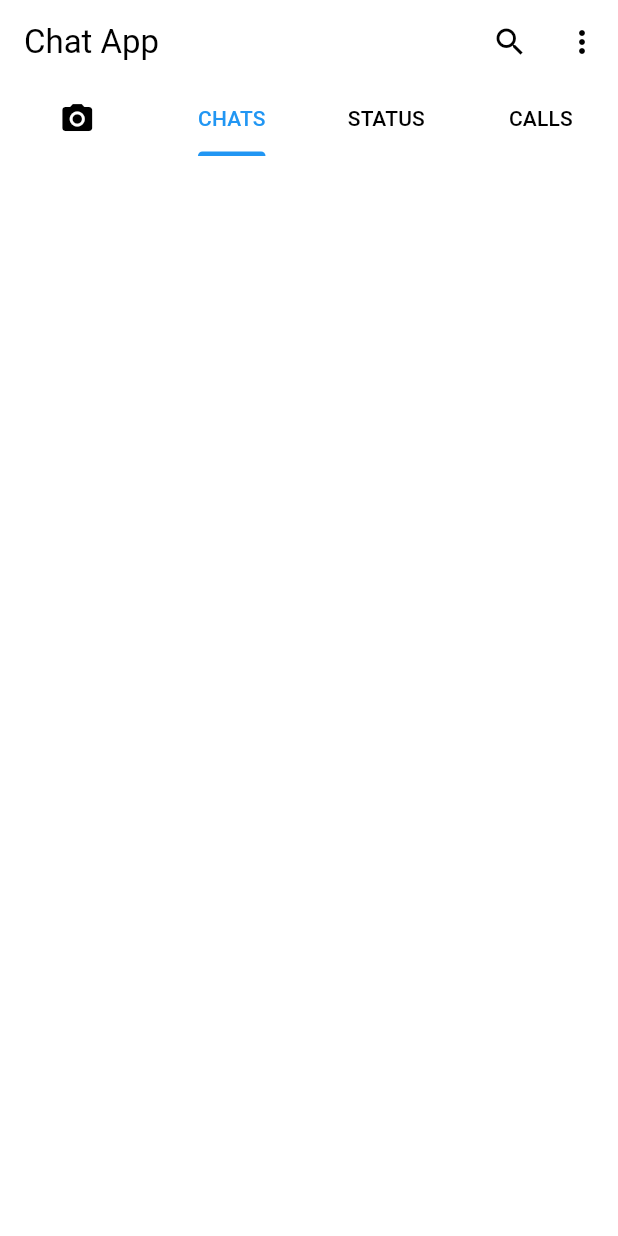
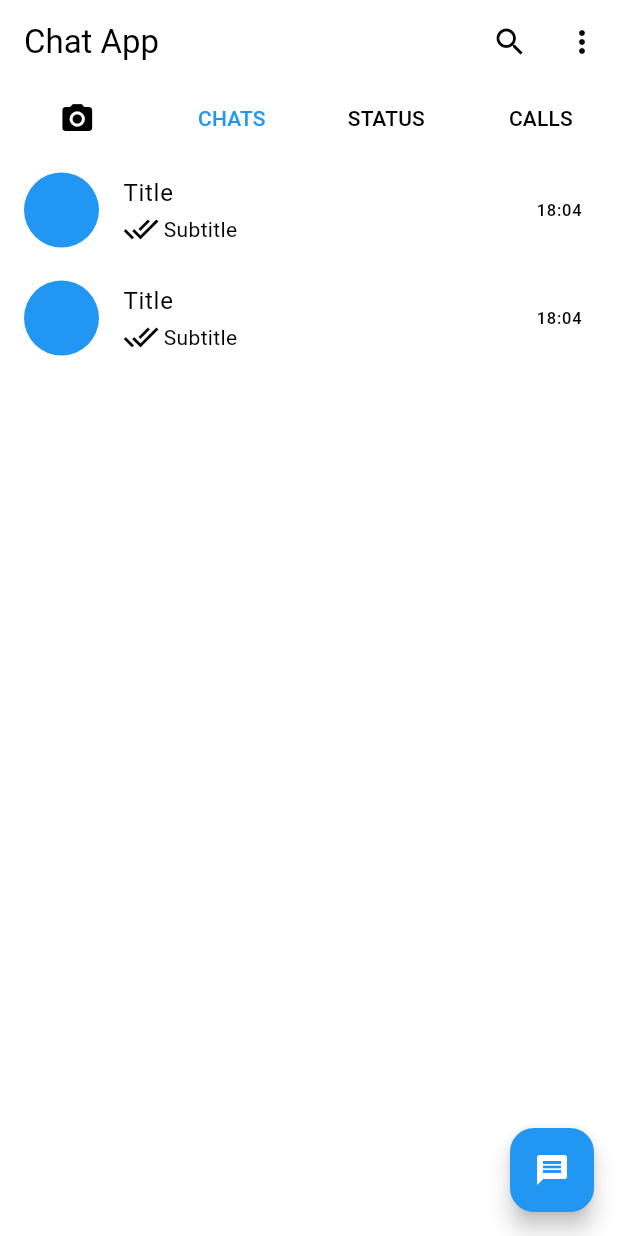
Before and after one commit to mrHeinrichh/ChatApp, a Flutter app: the screen it shows after launch, tab 2 chosen, on a phone screen of 412 x 824 dp. Run offline on Flutter 3.47's test engine with Material 3 defaults, Android fonts, the phone set to English and light mode, and no system bars.

Commit message:
create 1 file and update 3 files

```diff
--- /dev/null
+++ b/lib/CustomUI/CustomCard.dart
@@ -0,0 +1,26 @@
+import 'package:flutter/material.dart';
+
+class CustomCard extends StatelessWidget {
+  const CustomCard({super.key});
+
+  @override
+  Widget build(BuildContext context) {
+    return const ListTile(
+      leading: CircleAvatar(
+        radius: 25,
+      ),
+      title: Text(
+        'Title',
+        style: TextStyle(fontSize: 16),
+      ),
+      subtitle: Row(
+        children: [
+          Icon(Icons.done_all),
+          SizedBox(width: 3),
+          Text('Subtitle'),
+        ],
+      ),
+      trailing: Text('18:04'),
+    );
+  }
+}
--- a/lib/Pages/ChatPage.dart
+++ b/lib/Pages/ChatPage.dart
@@ -1,3 +1,4 @@
+import 'package:ChatApp/CustomUI/CustomCard.dart';
 import 'package:flutter/material.dart';
 
 class ChatPage extends StatefulWidget {
@@ -10,6 +11,18 @@ class ChatPage extends StatefulWidget {
 class _ChatPageState extends State<ChatPage> {
   @override
   Widget build(BuildContext context) {
-    return const Scaffold();
+    return Scaffold(
+      backgroundColor: Colors.white,
+      floatingActionButton: const FloatingActionButton(
+        onPressed: null,
+        child: Icon(Icons.message),
+      ),
+      body: ListView(
+        children: const [
+          CustomCard(),
+          CustomCard(),
+        ],
+      ),
+    );
   }
 }
--- a/lib/Screens/Homescreen.dart
+++ b/lib/Screens/Homescreen.dart
@@ -36,12 +36,15 @@ class _HomescreenState extends State<Homescreen> with TickerProviderStateMixin {
                     const PopupMenuItem(child: Text('Settings')),
                   ]),
         ],
-        bottom: TabBar(controller: _tabController, tabs: const [
-          Tab(icon: Icon(Icons.camera_alt)),
-          Tab(text: 'CHATS'),
-          Tab(text: 'STATUS'),
-          Tab(text: 'CALLS'),
-        ]),
+        bottom: TabBar(
+            controller: _tabController,
+            indicatorColor: Colors.white,
+            tabs: const [
+              Tab(icon: Icon(Icons.camera_alt)),
+              Tab(text: 'CHATS'),
+              Tab(text: 'STATUS'),
+              Tab(text: 'CALLS'),
+            ]),
       ),
       body: TabBarView(controller: _tabController, children: const [
         Center(child: Text('Camera')),
--- a/lib/main.dart
+++ b/lib/main.dart
@@ -12,7 +12,7 @@ class MyApp extends StatelessWidget {
   Widget build(BuildContext context) {
     return MaterialApp(
       theme: ThemeData(
-        primaryColor: Colors.blue,
+        primaryColor: Colors.red,
         colorScheme: ColorScheme.fromSwatch().copyWith(
           secondary: Colors.red,
         ),
```
